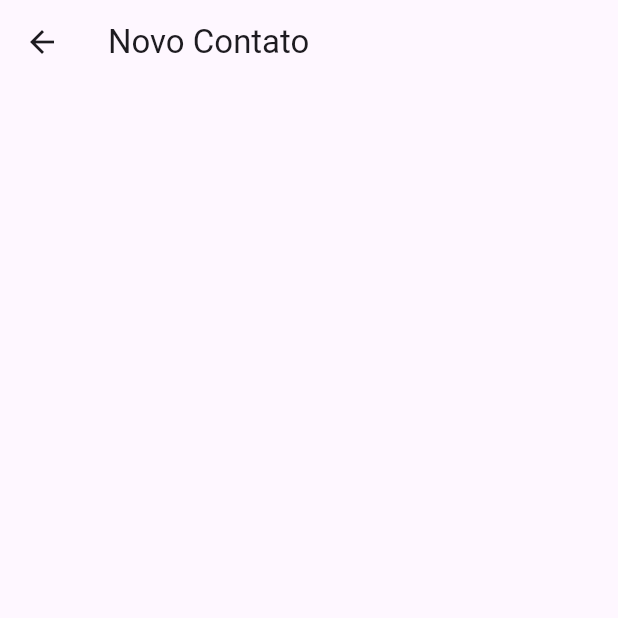
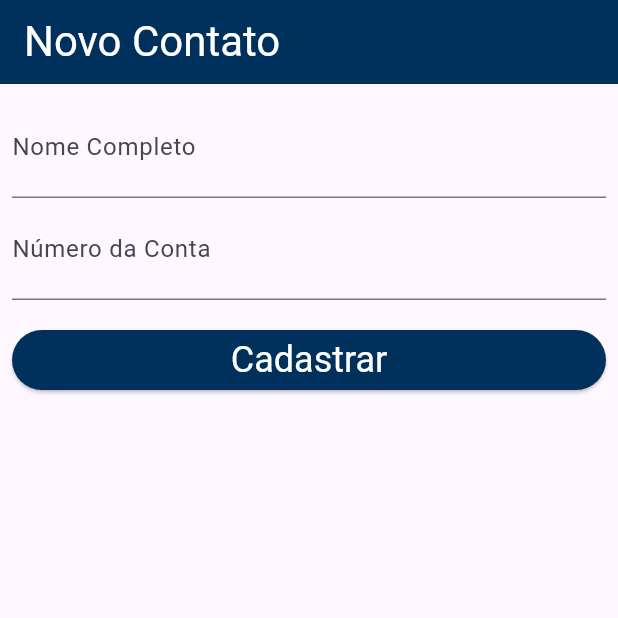
Before and after one commit to dudamdev/PersistenciaSQlite_DSM_5, a Flutter app: the ContactForm screen opened directly, on a phone screen of 412 x 824 dp, the top half of it. Run offline on Flutter 3.47's test engine with Material 3 defaults, Android fonts, the phone set to English and light mode, and no system bars.

Commit message:
Aula.17.10.2024

```diff
--- a/lib/main.dart
+++ b/lib/main.dart
@@ -1,5 +1,6 @@
 import 'package:flutter/material.dart';
 import 'package:projetopersistencia/screens/contacts_list.dart';
+import 'package:projetopersistencia/screens/contacts_form.dart';
 import 'package:projetopersistencia/screens/dashboard.dart';
 
 void main() {
@@ -13,7 +14,7 @@ class MyApp extends StatelessWidget {
   Widget build(BuildContext context) {
     return const MaterialApp(
       debugShowCheckedModeBanner: false,
-      home: Dashboard(),
+      home: ContactForm(),
     );
   }
 }
--- a/lib/screens/contacts_form.dart
+++ b/lib/screens/contacts_form.dart
@@ -1,11 +1,55 @@
 import 'package:flutter/material.dart';
 
 class ContactForm extends StatelessWidget {
+  const ContactForm({super.key});
+
   @override
   Widget build(Object context) {
     return Scaffold(
       appBar: AppBar(
-        title: Text('Novo Contato'),
+        backgroundColor: const Color.fromRGBO(0, 48, 92, 1),
+        iconTheme: const IconThemeData(color: Colors.white),
+        title: const Text(
+          'Novo Contato',
+          style: TextStyle(color: Colors.white, fontSize: 28),
+        ),
+      ),
+      body: Padding(
+        padding: const EdgeInsets.all(8.0),
+        child: Column(
+          children: [
+            const TextField(
+              decoration: InputDecoration(
+                labelText: 'Nome Completo',
+              ),
+              style: TextStyle(fontSize: 24),
+            ),
+            const TextField(
+              decoration: InputDecoration(
+                labelText: 'Número da Conta',
+              ),
+              style: TextStyle(fontSize: 24),
+              keyboardType: TextInputType.number,
+            ),
+            Padding(
+              padding: const EdgeInsets.only(top: 16.0),
+              child: SizedBox(
+                width: double.maxFinite,
+                child: ElevatedButton(
+                  style: ElevatedButton.styleFrom(
+                    backgroundColor: const Color.fromRGBO(0, 48, 92, 1),
+                    textStyle: const TextStyle(fontSize: 24),
+                    foregroundColor: Colors.white,
+                  ),
+                  child: const Text(
+                    'Cadastrar',
+                  ),
+                  onPressed: () {},
+                ),
+              ),
+            ),
+          ],
+        ),
       ),
     );
   }
--- a/lib/screens/contacts_list.dart
+++ b/lib/screens/contacts_list.dart
@@ -8,6 +8,7 @@ class ContactsList extends StatelessWidget {
     return Scaffold(
         appBar: AppBar(
           backgroundColor: const Color.fromRGBO(0, 48, 92, 1),
+          iconTheme: const IconThemeData(color: Colors.white),
           title: const Text(
             'Contatos',
             style: TextStyle(color: Colors.white, fontSize: 28),
```
